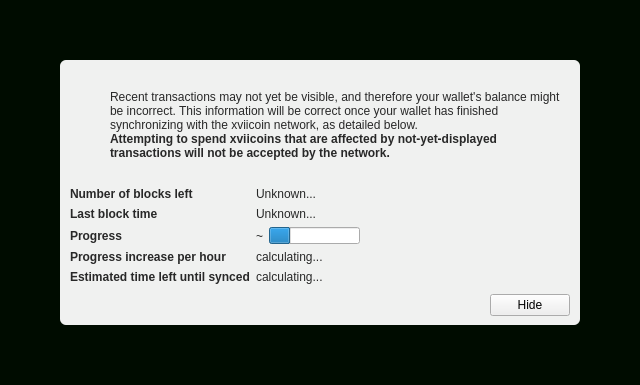
Above: src/qt/forms/modaloverlay.ui from xviicoin-project/xviicoin before the change. Below: the same form after it.
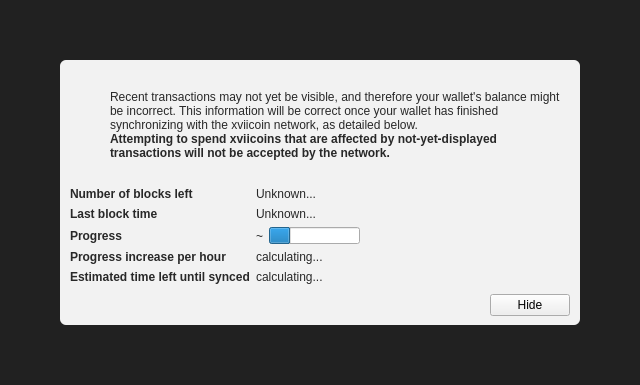
That is the form after the change. Icons and pictures are not drawn. Custom widgets are drawn as their Qt base class.

Diff of the .ui file:
```diff
--- a/src/qt/forms/modaloverlay.ui
+++ b/src/qt/forms/modaloverlay.ui
@@ -10,448 +10,6 @@
     <height>385</height>
    </rect>
   </property>
-  <property name="palette">
-   <palette>
-    <active>
-     <colorrole role="WindowText">
-      <brush brushstyle="SolidPattern">
-       <color alpha="255">
-        <red>255</red>
-        <green>255</green>
-        <blue>255</blue>
-       </color>
-      </brush>
-     </colorrole>
-     <colorrole role="Button">
-      <brush brushstyle="SolidPattern">
-       <color alpha="255">
-        <red>0</red>
-        <green>85</green>
-        <blue>0</blue>
-       </color>
-      </brush>
-     </colorrole>
-     <colorrole role="Light">
-      <brush brushstyle="SolidPattern">
-       <color alpha="255">
-        <red>0</red>
-        <green>127</green>
-        <blue>0</blue>
-       </color>
-      </brush>
-     </colorrole>
-     <colorrole role="Midlight">
-      <brush brushstyle="SolidPattern">
-       <color alpha="255">
-        <red>0</red>
-        <green>106</green>
-        <blue>0</blue>
-       </color>
-      </brush>
-     </colorrole>
-     <colorrole role="Dark">
-      <brush brushstyle="SolidPattern">
-       <color alpha="255">
-        <red>0</red>
-        <green>42</green>
-        <blue>0</blue>
-       </color>
-      </brush>
-     </colorrole>
-     <colorrole role="Mid">
-      <brush brushstyle="SolidPattern">
-       <color alpha="255">
-        <red>0</red>
-        <green>56</green>
-        <blue>0</blue>
-       </color>
-      </brush>
-     </colorrole>
-     <colorrole role="Text">
-      <brush brushstyle="SolidPattern">
-       <color alpha="255">
-        <red>255</red>
-        <green>255</green>
-        <blue>255</blue>
-       </color>
-      </brush>
-     </colorrole>
-     <colorrole role="BrightText">
-      <brush brushstyle="SolidPattern">
-       <color alpha="255">
-        <red>255</red>
-        <green>255</green>
-        <blue>255</blue>
-       </color>
-      </brush>
-     </colorrole>
-     <colorrole role="ButtonText">
-      <brush brushstyle="SolidPattern">
-       <color alpha="255">
-        <red>255</red>
-        <green>255</green>
-        <blue>255</blue>
-       </color>
-      </brush>
-     </colorrole>
-     <colorrole role="Base">
-      <brush brushstyle="SolidPattern">
-       <color alpha="255">
-        <red>0</red>
-        <green>0</green>
-        <blue>0</blue>
-       </color>
-      </brush>
-     </colorrole>
-     <colorrole role="Window">
-      <brush brushstyle="SolidPattern">
-       <color alpha="255">
-        <red>0</red>
-        <green>85</green>
-        <blue>0</blue>
-       </color>
-      </brush>
-     </colorrole>
-     <colorrole role="Shadow">
-      <brush brushstyle="SolidPattern">
-       <color alpha="255">
-        <red>0</red>
-        <green>0</green>
-        <blue>0</blue>
-       </color>
-      </brush>
-     </colorrole>
-     <colorrole role="AlternateBase">
-      <brush brushstyle="SolidPattern">
-       <color alpha="255">
-        <red>0</red>
-        <green>42</green>
-        <blue>0</blue>
-       </color>
-      </brush>
-     </colorrole>
-     <colorrole role="ToolTipBase">
-      <brush brushstyle="SolidPattern">
-       <color alpha="255">
-        <red>255</red>
-        <green>255</green>
-        <blue>220</blue>
-       </color>
-      </brush>
-     </colorrole>
-     <colorrole role="ToolTipText">
-      <brush brushstyle="SolidPattern">
-       <color alpha="255">
-        <red>0</red>
-        <green>0</green>
-        <blue>0</blue>
-       </color>
-      </brush>
-     </colorrole>
-     <colorrole role="PlaceholderText">
-      <brush brushstyle="SolidPattern">
-       <color alpha="128">
-        <red>255</red>
-        <green>255</green>
-        <blue>255</blue>
-       </color>
-      </brush>
-     </colorrole>
-    </active>
-    <inactive>
-     <colorrole role="WindowText">
-      <brush brushstyle="SolidPattern">
-       <color alpha="255">
-        <red>255</red>
-        <green>255</green>
-        <blue>255</blue>
-       </color>
-      </brush>
-     </colorrole>
-     <colorrole role="Button">
-      <brush brushstyle="SolidPattern">
-       <color alpha="255">
-        <red>0</red>
-        <green>85</green>
-        <blue>0</blue>
-       </color>
-      </brush>
-     </colorrole>
-     <colorrole role="Light">
-      <brush brushstyle="SolidPattern">
-       <color alpha="255">
-        <red>0</red>
-        <green>127</green>
-        <blue>0</blue>
-       </color>
-      </brush>
-     </colorrole>
-     <colorrole role="Midlight">
-      <brush brushstyle="SolidPattern">
-       <color alpha="255">
-        <red>0</red>
-        <green>106</green>
-        <blue>0</blue>
-       </color>
-      </brush>
-     </colorrole>
-     <colorrole role="Dark">
-      <brush brushstyle="SolidPattern">
-       <color alpha="255">
-        <red>0</red>
-        <green>42</green>
-        <blue>0</blue>
-       </color>
-      </brush>
-     </colorrole>
-     <colorrole role="Mid">
-      <brush brushstyle="SolidPattern">
-       <color alpha="255">
-        <red>0</red>
-        <green>56</green>
-        <blue>0</blue>
-       </color>
-      </brush>
-     </colorrole>
-     <colorrole role="Text">
-      <brush brushstyle="SolidPattern">
-       <color alpha="255">
-        <red>255</red>
-        <green>255</green>
-        <blue>255</blue>
-       </color>
-      </brush>
-     </colorrole>
-     <colorrole role="BrightText">
-      <brush brushstyle="SolidPattern">
-       <color alpha="255">
-        <red>255</red>
-        <green>255</green>
-        <blue>255</blue>
-       </color>
-      </brush>
-     </colorrole>
-     <colorrole role="ButtonText">
-      <brush brushstyle="SolidPattern">
-       <color alpha="255">
-        <red>255</red>
-        <green>255</green>
-        <blue>255</blue>
-       </color>
-      </brush>
-     </colorrole>
-     <colorrole role="Base">
-      <brush brushstyle="SolidPattern">
-       <color alpha="255">
-        <red>0</red>
-        <green>0</green>
-        <blue>0</blue>
-       </color>
-      </brush>
-     </colorrole>
-     <colorrole role="Window">
-      <brush brushstyle="SolidPattern">
-       <color alpha="255">
-        <red>0</red>
-        <green>85</green>
-        <blue>0</blue>
-       </color>
-      </brush>
-     </colorrole>
-     <colorrole role="Shadow">
-      <brush brushstyle="SolidPattern">
-       <color alpha="255">
-        <red>0</red>
-        <green>0</green>
-        <blue>0</blue>
-       </color>
-      </brush>
-     </colorrole>
-     <colorrole role="AlternateBase">
-      <brush brushstyle="SolidPattern">
-       <color alpha="255">
-        <red>0</red>
-        <green>42</green>
-        <blue>0</blue>
-       </color>
-      </brush>
-     </colorrole>
-     <colorrole role="ToolTipBase">
-      <brush brushstyle="SolidPattern">
-       <color alpha="255">
-        <red>255</red>
-        <green>255</green>
-        <blue>220</blue>
-       </color>
-      </brush>
-     </colorrole>
-     <colorrole role="ToolTipText">
-      <brush brushstyle="SolidPattern">
-       <color alpha="255">
-        <red>0</red>
-        <green>0</green>
-        <blue>0</blue>
-       </color>
-      </brush>
-     </colorrole>
-     <colorrole role="PlaceholderText">
-      <brush brushstyle="SolidPattern">
-       <color alpha="128">
-        <red>255</red>
-        <green>255</green>
-        <blue>255</blue>
-       </color>
-      </brush>
-     </colorrole>
-    </inactive>
-    <disabled>
-     <colorrole role="WindowText">
-      <brush brushstyle="SolidPattern">
-       <color alpha="255">
-        <red>0</red>
-        <green>42</green>
-        <blue>0</blue>
-       </color>
-      </brush>
-     </colorrole>
-     <colorrole role="Button">
-      <brush brushstyle="SolidPattern">
-       <color alpha="255">
-        <red>0</red>
-        <green>85</green>
-        <blue>0</blue>
-       </color>
-      </brush>
-     </colorrole>
-     <colorrole role="Light">
-      <brush brushstyle="SolidPattern">
-       <color alpha="255">
-        <red>0</red>
-        <green>127</green>
-        <blue>0</blue>
-       </color>
-      </brush>
-     </colorrole>
-     <colorrole role="Midlight">
-      <brush brushstyle="SolidPattern">
-       <color alpha="255">
-        <red>0</red>
-        <green>106</green>
-        <blue>0</blue>
-       </color>
-      </brush>
-     </colorrole>
-     <colorrole role="Dark">
-      <brush brushstyle="SolidPattern">
-       <color alpha="255">
-        <red>0</red>
-        <green>42</green>
-        <blue>0</blue>
-       </color>
-      </brush>
-     </colorrole>
-     <colorrole role="Mid">
-      <brush brushstyle="SolidPattern">
-       <color alpha="255">
-        <red>0</red>
-        <green>56</green>
-        <blue>0</blue>
-       </color>
-      </brush>
-     </colorrole>
-     <colorrole role="Text">
-      <brush brushstyle="SolidPattern">
-       <color alpha="255">
-        <red>0</red>
-        <green>42</green>
-        <blue>0</blue>
-       </color>
-      </brush>
-     </colorrole>
-     <colorrole role="BrightText">
-      <brush brushstyle="SolidPattern">
-       <color alpha="255">
-        <red>255</red>
-        <green>255</green>
-        <blue>255</blue>
-       </color>
-      </brush>
-     </colorrole>
-     <colorrole role="ButtonText">
-      <brush brushstyle="SolidPattern">
-       <color alpha="255">
-        <red>0</red>
-        <green>42</green>
-        <blue>0</blue>
-       </color>
-      </brush>
-     </colorrole>
-     <colorrole role="Base">
-      <brush brushstyle="SolidPattern">
-       <color alpha="255">
-        <red>0</red>
-        <green>85</green>
-        <blue>0</blue>
-       </color>
-      </brush>
-     </colorrole>
-     <colorrole role="Window">
-      <brush brushstyle="SolidPattern">
-       <color alpha="255">
-        <red>0</red>
-        <green>85</green>
-        <blue>0</blue>
-       </color>
-      </brush>
-     </colorrole>
-     <colorrole role="Shadow">
-      <brush brushstyle="SolidPattern">
-       <color alpha="255">
-        <red>0</red>
-        <green>0</green>
-        <blue>0</blue>
-       </color>
-      </brush>
-     </colorrole>
-     <colorrole role="AlternateBase">
-      <brush brushstyle="SolidPattern">
-       <color alpha="255">
-        <red>0</red>
-        <green>85</green>
-        <blue>0</blue>
-       </color>
-      </brush>
-     </colorrole>
-     <colorrole role="ToolTipBase">
-      <brush brushstyle="SolidPattern">
-       <color alpha="255">
-        <red>255</red>
-        <green>255</green>
-        <blue>220</blue>
-       </color>
-      </brush>
-     </colorrole>
-     <colorrole role="ToolTipText">
-      <brush brushstyle="SolidPattern">
-       <color alpha="255">
-        <red>0</red>
-        <green>0</green>
-        <blue>0</blue>
-       </color>
-      </brush>
-     </colorrole>
-     <colorrole role="PlaceholderText">
-      <brush brushstyle="SolidPattern">
-       <color alpha="128">
-        <red>255</red>
-        <green>255</green>
-        <blue>255</blue>
-       </color>
-      </brush>
-     </colorrole>
-    </disabled>
-   </palette>
-  </property>
   <property name="windowTitle">
    <string>Form</string>
   </property>
@@ -491,15 +49,6 @@
       </property>
       <item>
        <widget class="QWidget" name="contentWidget" native="true">
-        <property name="font">
-         <font>
-          <weight>50</weight>
-          <italic>false</italic>
-          <bold>false</bold>
-          <strikeout>false</strikeout>
-          <kerning>true</kerning>
-         </font>
-        </property>
         <property name="styleSheet">
          <string notr="true">#contentWidget { background: rgba(255,255,255,240); border-radius: 6px; }
 
```
